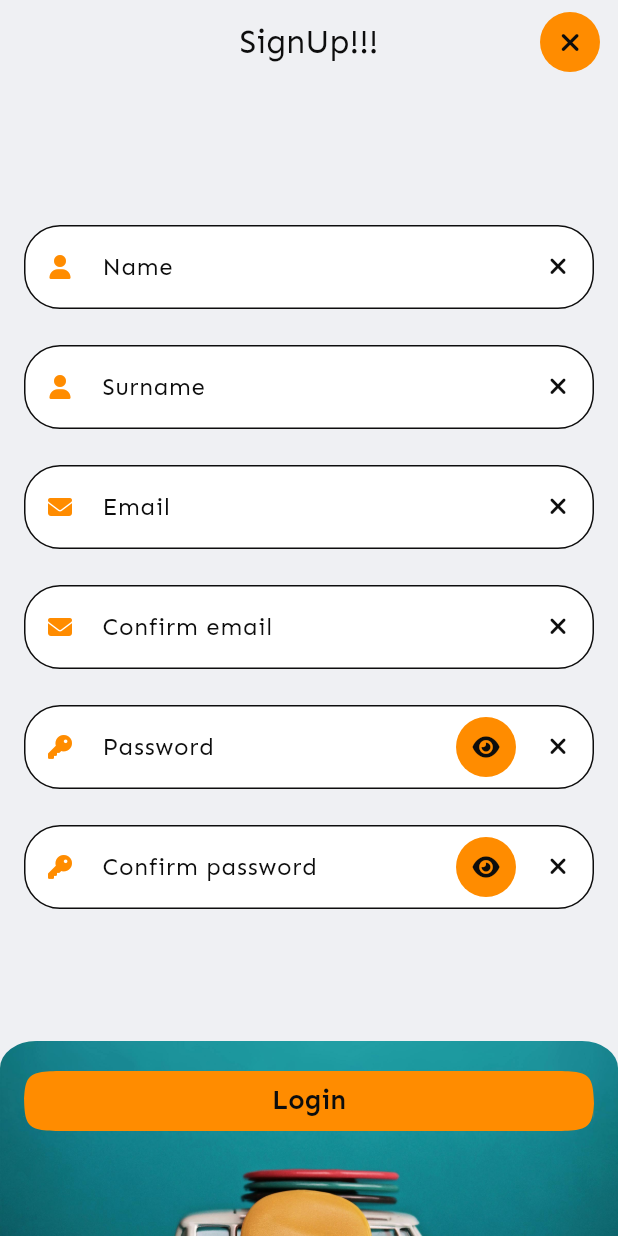
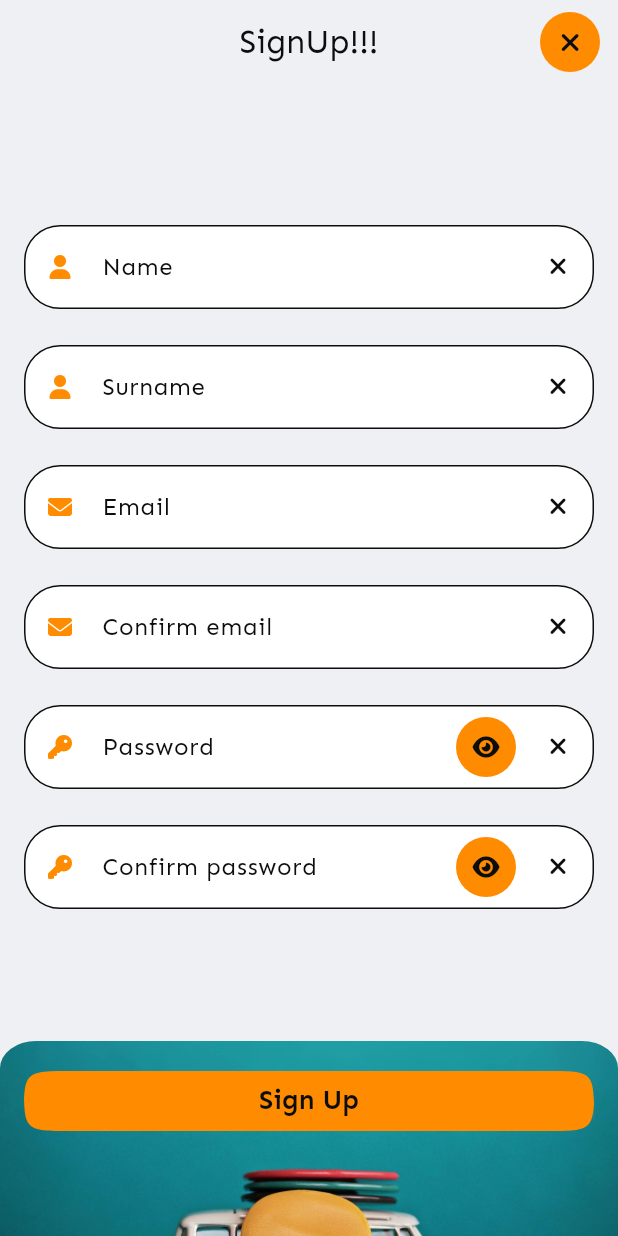
Before and after one commit to VinRu5/twelve_notes, a Flutter app: the RegistrationPage screen opened by its route, on a phone screen of 412 x 824 dp. Run offline on Flutter 3.47's test engine with Material 3 defaults, Android fonts, the phone set to English and light mode, and no system bars; drawn by our look-alikes of flutter_form_builder; our stand-ins replace auto_route, equatable, firebase_auth, firebase_core, flutter_bloc, font_awesome_flutter and 3 more; missing offline and left inert: sign_button, talker_bloc_logger, window_manager; accounts and stored records are empty; generated files the repository leaves out were written again; statements that could not run were skipped.

Commit message:
feat: added reset password

```diff
--- a/lib/src/auth/domain/repositories/authentication_repository.dart
+++ b/lib/src/auth/domain/repositories/authentication_repository.dart
@@ -85,4 +85,7 @@ class AuthenticationRepository {
   }
 
   Future<void> signOut() async => _firebaseAuth.signOut();
+
+  Future<void> resetPassword(String email) async =>
+      await _firebaseAuth.sendPasswordResetEmail(email: email);
 }
--- a/lib/src/auth/presentation/pages/registration_page.dart
+++ b/lib/src/auth/presentation/pages/registration_page.dart
@@ -255,7 +255,7 @@ class _SignUpButton extends StatelessWidget {
         child: FilledButton(
           key: registrationButtonKey,
           onPressed: disabled ? null : () => context.read<SignUpBloc>().onSignUp(),
-          child: disabled ? const CircularProgressIndicator() : Text(context.appStrings.ctaLogin),
+          child: disabled ? const CircularProgressIndicator() : Text(context.appStrings.ctaSignUp),
         ),
       );
 }
--- a/lib/src/auth/presentation/widgets/email_field.dart
+++ b/lib/src/auth/presentation/widgets/email_field.dart
@@ -3,7 +3,6 @@ import 'package:flutter_form_builder/flutter_form_builder.dart';
 import 'package:font_awesome_flutter/font_awesome_flutter.dart';
 import 'package:form_builder_validators/form_builder_validators.dart';
 import 'package:twelve_notes/src/misc/app_localization_extension.dart';
-import 'package:twelve_notes/src/theme/extension_theme.dart';
 import 'package:twelve_notes/src/theme/twelve_colors.dart';
 
 class EmailField extends StatelessWidget {
@@ -49,16 +48,6 @@ class EmailField extends StatelessWidget {
               size: 16.0,
             ),
           ),
-          errorStyle: context.twelveStyle?.bodySmall.copyWith(
-            fontWeight: FontWeight.bold,
-            shadows: [
-              BoxShadow(
-                offset: Offset.fromDirection(1.0),
-                spreadRadius: 3.0,
-                color: Colors.black87,
-              )
-            ],
-          ),
         ),
         enabled: !disabled,
         validator: FormBuilderValidators.compose([
--- a/lib/src/auth/presentation/widgets/name_field.dart
+++ b/lib/src/auth/presentation/widgets/name_field.dart
@@ -3,7 +3,6 @@ import 'package:flutter_form_builder/flutter_form_builder.dart';
 import 'package:font_awesome_flutter/font_awesome_flutter.dart';
 import 'package:form_builder_validators/form_builder_validators.dart';
 import 'package:twelve_notes/src/misc/app_localization_extension.dart';
-import 'package:twelve_notes/src/theme/extension_theme.dart';
 import 'package:twelve_notes/src/theme/twelve_colors.dart';
 
 class NameField extends StatelessWidget {
@@ -47,16 +46,6 @@ class NameField extends StatelessWidget {
               size: 16.0,
             ),
           ),
-          errorStyle: context.twelveStyle?.bodySmall.copyWith(
-            fontWeight: FontWeight.bold,
-            shadows: [
-              BoxShadow(
-                offset: Offset.fromDirection(1.0),
-                spreadRadius: 3.0,
-                color: Colors.black87,
-              )
-            ],
-          ),
         ),
         enabled: !disabled,
         validator: FormBuilderValidators.compose([
--- a/lib/src/auth/presentation/widgets/password_field.dart
+++ b/lib/src/auth/presentation/widgets/password_field.dart
@@ -4,7 +4,6 @@ import 'package:font_awesome_flutter/font_awesome_flutter.dart';
 import 'package:form_builder_validators/form_builder_validators.dart';
 import 'package:twelve_notes/src/misc/app_localization_extension.dart';
 import 'package:twelve_notes/src/misc/constants.dart';
-import 'package:twelve_notes/src/theme/extension_theme.dart';
 import 'package:twelve_notes/src/theme/twelve_colors.dart';
 
 class PasswordField extends StatefulWidget {
@@ -74,16 +73,6 @@ class _PasswordFieldState extends State<PasswordField> {
               ),
             ],
           ),
-          errorStyle: context.twelveStyle?.bodySmall.copyWith(
-            fontWeight: FontWeight.bold,
-            shadows: [
-              BoxShadow(
-                offset: Offset.fromDirection(1.0),
-                spreadRadius: 3.0,
-                color: Colors.black87,
-              )
-            ],
-          ),
         ),
         validator: FormBuilderValidators.compose([
           FormBuilderValidators.required(),
```
Also changed, not shown: lib/src/auth/presentation/blocs/reset_password_cubit/reset_password_cubit.dart (added, +33 -0 lines), lib/src/auth/presentation/blocs/reset_password_cubit/reset_password_state.dart (added, +10 -0 lines), lib/src/auth/presentation/pages/login_page.dart (+7 -1 lines), lib/src/auth/presentation/widgets/reset_password_modal.dart (added, +86 -0 lines).
